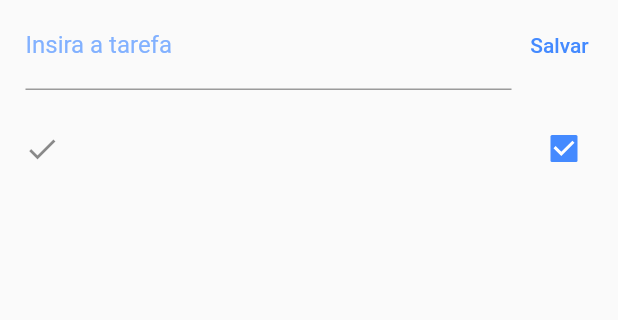
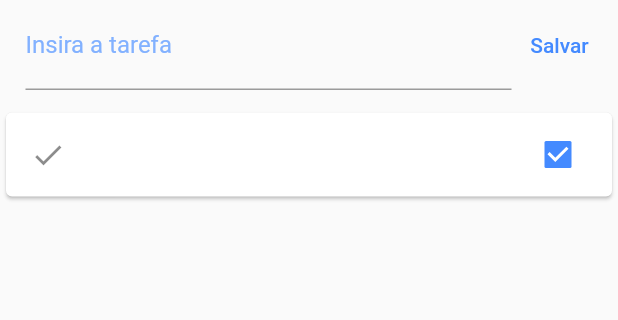
Before and after one commit to JoaquimSilva/lista_de_tarefas, a Flutter app: the screen it shows after launch, after a tap on "Salvar", after a tap on the "error outline" icon, on a phone screen of 412 x 824 dp, the part 84-404 px from its top. Run offline on Flutter 3.47's test engine with Material 2 defaults, Android fonts, the phone set to English and light mode, and no system bars.

Commit message:
Curso flutter, cria método para excluir tarefa, snackbar e atualizar tarefas

```diff
--- a/lib/main.dart
+++ b/lib/main.dart
@@ -29,9 +29,19 @@ class Home extends StatefulWidget {
 }
 
 class _HomeState extends State<Home> {
+  static const String titulo = 'title';
+  static const String ok = 'Ok';
+  static const String emBranco = '';
+  static const String tituloDoApp = 'Lista de tarefas';
+  static const String mensagemDoTextFild = 'Insira a tarefa';
+  static const String salvar = 'Salvar';
+
   final toDoController = TextEditingController();
 
   List toDoList = [];
+
+  Map<String, dynamic> lastRemoved;
+  int lastRemovedPosition;
 
   @override
   void initState() {
@@ -43,13 +53,14 @@ class _HomeState extends State<Home> {
     });
   }
 
+// Metodo para adicionar a tarefa no lista
   void addToDo() {
     setState(() {
       try {
         Map<String, dynamic> newToDo = {};
-        newToDo['title'] = toDoController.text;
-        toDoController.text = '';
-        newToDo['Ok'] = false;
+        newToDo[titulo] = toDoController.text;
+        toDoController.text = emBranco;
+        newToDo[ok] = false;
         toDoList.add(newToDo);
         saveData();
       } catch (e) {
@@ -58,14 +69,27 @@ class _HomeState extends State<Home> {
     });
   }
 
+// adiciona atualizador ao puxar a lista para baixo e ordena as tarefas entre marcadas e não marcadas
+  Future<void> refresh() async {
+    await Future.delayed(Duration(seconds: 1));
+
+    setState(() {
+      toDoList.sort((a, b) {
+        if (a[ok] && !b[ok])
+          return 1;
+        else if (!a[ok] && b[ok])
+          return -1;
+        else
+          return 0;
+      });
+    });
+  }
+
   @override
   Widget build(BuildContext context) {
     return Scaffold(
       appBar: AppBar(
-        title: Text(
-          'Lista de tarefas',
-          style: TextStyle(color: Colors.blueAccent),
-        ),
+        title: Text(tituloDoApp, style: TextStyle(color: Colors.blueAccent)),
         elevation: 0,
         backgroundColor: Colors.white,
       ),
@@ -80,7 +104,7 @@ class _HomeState extends State<Home> {
                   child: TextField(
                     controller: toDoController,
                     decoration: InputDecoration(
-                      labelText: 'Insira a tarefa',
+                      labelText: mensagemDoTextFild,
                       labelStyle: TextStyle(
                         color: Colors.blueAccent[100],
                       ),
@@ -89,34 +113,20 @@ class _HomeState extends State<Home> {
                 ),
                 TextButton(
                   onPressed: addToDo,
-                  child: Text(
-                    'Salvar',
-                    style: TextStyle(color: Colors.blueAccent),
-                  ),
+                  child:
+                      Text(salvar, style: TextStyle(color: Colors.blueAccent)),
                 ),
               ],
             ),
           ),
           Expanded(
-            child: ListView.builder(
-              padding: EdgeInsets.only(top: 10),
-              itemCount: toDoList.length,
-              itemBuilder: (context, index) {
-                return CheckboxListTile(
-                  activeColor: Colors.blueAccent,
-                  title: Text(toDoList[index]['title']),
-                  value: toDoList[index]['Ok'],
-                  secondary: Icon(toDoList[index]['Ok']
-                      ? Icons.check
-                      : Icons.error_outline),
-                  onChanged: (value) {
-                    setState(() {
-                      toDoList[index]['Ok'] = value;
-                      saveData();
-                    });
-                  },
-                );
-              },
+            child: RefreshIndicator(
+              onRefresh: refresh,
+              child: ListView.builder(
+                padding: EdgeInsets.only(top: 10),
+                itemCount: toDoList.length,
+                itemBuilder: buildItem,
+              ),
             ),
           ),
         ],
@@ -124,17 +134,84 @@ class _HomeState extends State<Home> {
     );
   }
 
+// cria o dismiss (gesto de deslizar para deletar) e monta a lista de tarefas
+  Widget buildItem(context, index) {
+    return Dismissible(
+      key: Key(DateTime.now().microsecondsSinceEpoch.toString()),
+      background: Container(
+        color: Colors.red,
+        child: Align(
+          alignment: Alignment(-0.9, 0.0),
+          child: Icon(
+            Icons.delete,
+            color: Colors.white,
+          ),
+        ),
+      ),
+      direction: DismissDirection.startToEnd,
+      child: Card(
+        child: CheckboxListTile(
+          activeColor: Colors.blueAccent,
+          title: Text(toDoList[index][titulo]),
+          value: toDoList[index][ok],
+          secondary:
+              Icon(toDoList[index][ok] ? Icons.check : Icons.error_outline),
+          onChanged: (value) {
+            setState(() {
+              toDoList[index][ok] = value;
+              saveData();
+            });
+          },
+        ),
+      ),
+      onDismissed: (direction) {
+        setState(() {
+          //metodo para remover uma tarefa
+
+          //lista as tarefas com o map
+          lastRemoved = Map.from(toDoList[index]);
+          //pega a posicao pelo index
+          lastRemovedPosition = index;
+          //remove da lista
+          toDoList.removeAt(index);
+          //salva a exclusao
+          saveData();
+
+          // O cara abaixo é um snack para poder desfazer a ação de excluir a tarefa
+          final snack = SnackBar(
+            content: Text('Tarefa ${lastRemoved[titulo]} removida'),
+            action: SnackBarAction(
+              label: 'Desfazer',
+              onPressed: () {
+                setState(() {
+                  toDoList.insert(lastRemovedPosition, lastRemoved);
+                  saveData();
+                });
+              },
+            ),
+            duration: Duration(seconds: 3),
+          );
+          ScaffoldMessenger.of(context).removeCurrentSnackBar();
+          ScaffoldMessenger.of(context).showSnackBar(snack);
+        });
+      },
+    );
+  }
+
+// consulta o arquivo json na memoria
   Future<File> getFile() async {
     final directory = await getApplicationDocumentsDirectory();
     return File('${directory.path}/data.json');
   }
 
+//salva o arquivo  json na memoria do aparelho
   Future<File> saveData() async {
     var data = json.encode(toDoList);
     final file = await getFile();
     return file.writeAsString(data);
   }
 
+//consulta e le o arquivo json
   Future<String> readData() async {
     try {
       final file = await getFile();
```
